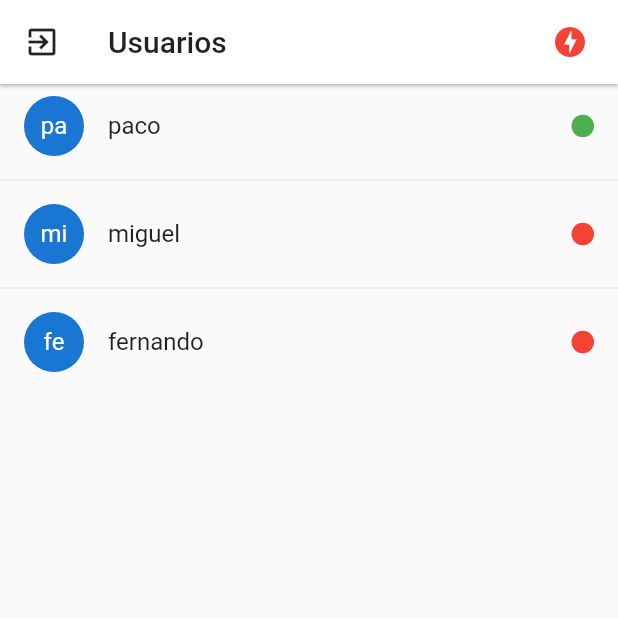
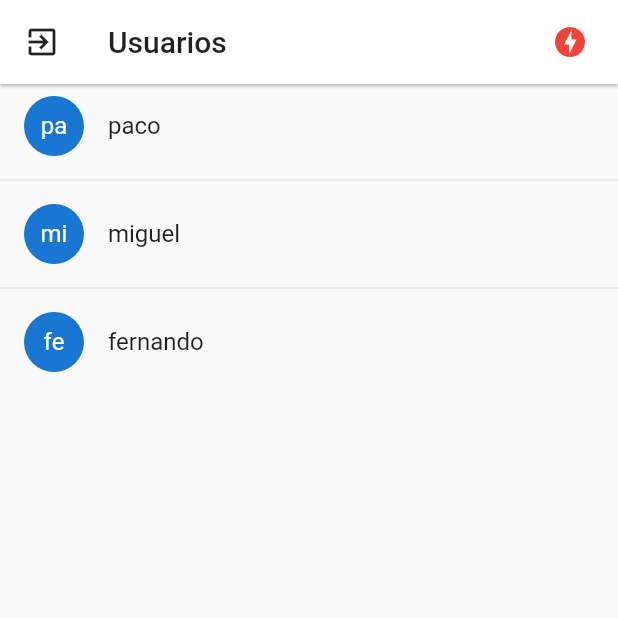
Before and after one commit to PACOdergod/chat_app, a Flutter app: the UsuariosPage screen opened by its route, on a phone screen of 412 x 824 dp, the top half of it. Run offline on Flutter 3.47's test engine with Material 2 defaults, Android fonts, the phone set to English and light mode, and no system bars; drawn by our look-alikes of pull_to_refresh; our stand-ins replace flutter_secure_storage; accounts and stored records are empty.

```diff
--- a/lib/models/usuario.dart
+++ b/lib/models/usuario.dart
@@ -1,7 +1,34 @@
+
+// To parse this JSON data, do
+//
+//     final usuario = usuarioFromJson(jsonString);
+
+import 'dart:convert';
+
+Usuario usuarioFromJson(String str) => Usuario.fromJson(json.decode(str));
+
+String usuarioToJson(Usuario data) => json.encode(data.toJson());
 
 class Usuario {
-  final String name, email, id;
-  final bool online;
+    Usuario({
+        this.id,
+        this.nombre,
+        this.email,
+    });
 
-  Usuario(this.id, this.name, this.email, this.online);
+    String id;
+    String nombre;
+    String email;
+
+    factory Usuario.fromJson(Map<String, dynamic> json) => Usuario(
+        id: json["id"],
+        nombre: json["nombre"],
+        email: json["email"],
+    );
+
+    Map<String, dynamic> toJson() => {
+        "id": id,
+        "nombre": nombre,
+        "email": email,
+    };
 }
--- a/lib/models/usuarios.dart
+++ b/lib/models/usuarios.dart
@@ -1,7 +1,7 @@
 import 'package:chat_app/models/usuario.dart';
 
 final usuariosList = [
-  Usuario('1', 'paco', 'paco@test.com', true),
-  Usuario('2', 'miguel', 'miguel@test.com', false),
-  Usuario('3', 'fernando', 'fernando@test.com', false),
+  Usuario(id:'1', nombre:'paco', email:'paco@test.com'),
+  Usuario(id:'2', nombre:'miguel', email:'miguel@test.com'),
+  Usuario(id:'3', nombre:'fernando', email:'fernando@test.com'),
 ];
--- a/lib/pages/usuarios_page.dart
+++ b/lib/pages/usuarios_page.dart
@@ -58,13 +58,13 @@ class UsuariosPage extends StatelessWidget {
 
   ListTile _usuarioTile(Usuario usuario) {
     return ListTile(
-        title: Text(usuario.name),
-        leading: CircleAvatar(child: Text(usuario.name.substring(0,2)),),
+        title: Text(usuario.nombre),
+        leading: CircleAvatar(child: Text(usuario.nombre.substring(0,2)),),
         trailing: Container(
           height: 15, width: 15,
           decoration: BoxDecoration(
             borderRadius: BorderRadius.circular(15),
-            color: usuario.online ? Colors.green : Colors.red
+            // color: usuario.online ? Colors.green : Colors.red
           ),
         ),
     );
--- a/pubspec.yaml
+++ b/pubspec.yaml
@@ -31,6 +31,7 @@ dependencies:
   pull_to_refresh: ^2.0.0
   provider:
   http:
+  flutter_secure_storage: ^4.2.0
 
 dev_dependencies:
   flutter_test:
```
Also changed, not shown: lib/helpers/show_alert.dart (added, +45 -0 lines), lib/models/login_res.dart (added, +35 -0 lines), lib/pages/login_page.dart (+21 -7 lines), lib/services/auth_service.dart (+56 -3 lines), pubspec.lock, 3 other files.
